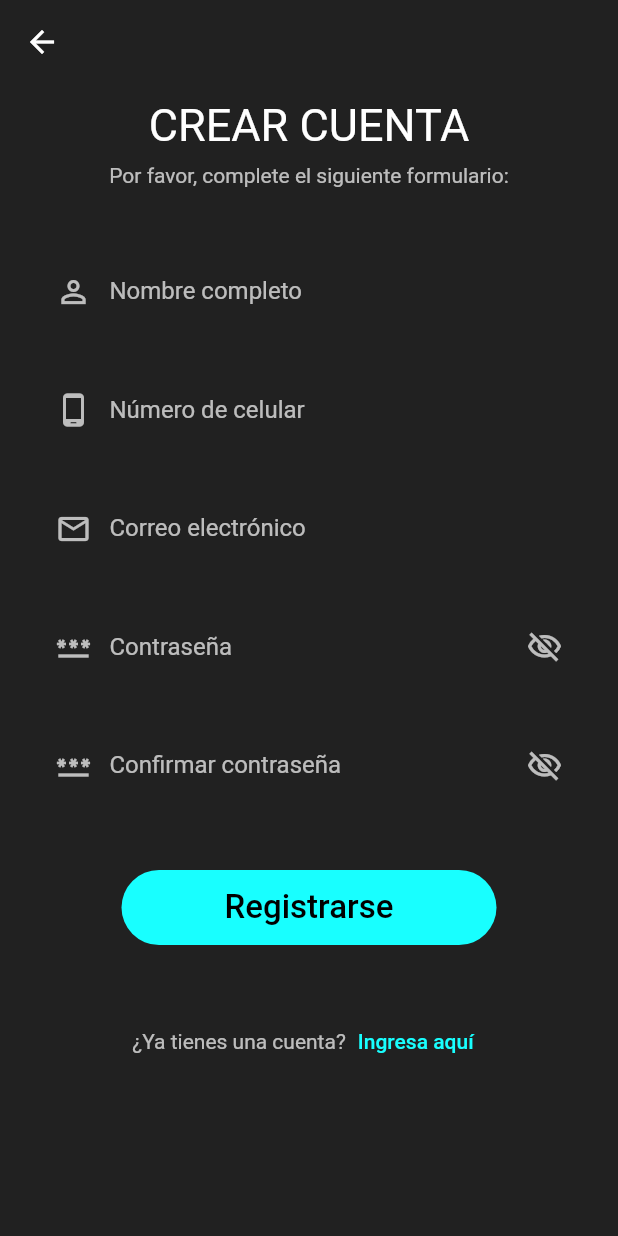
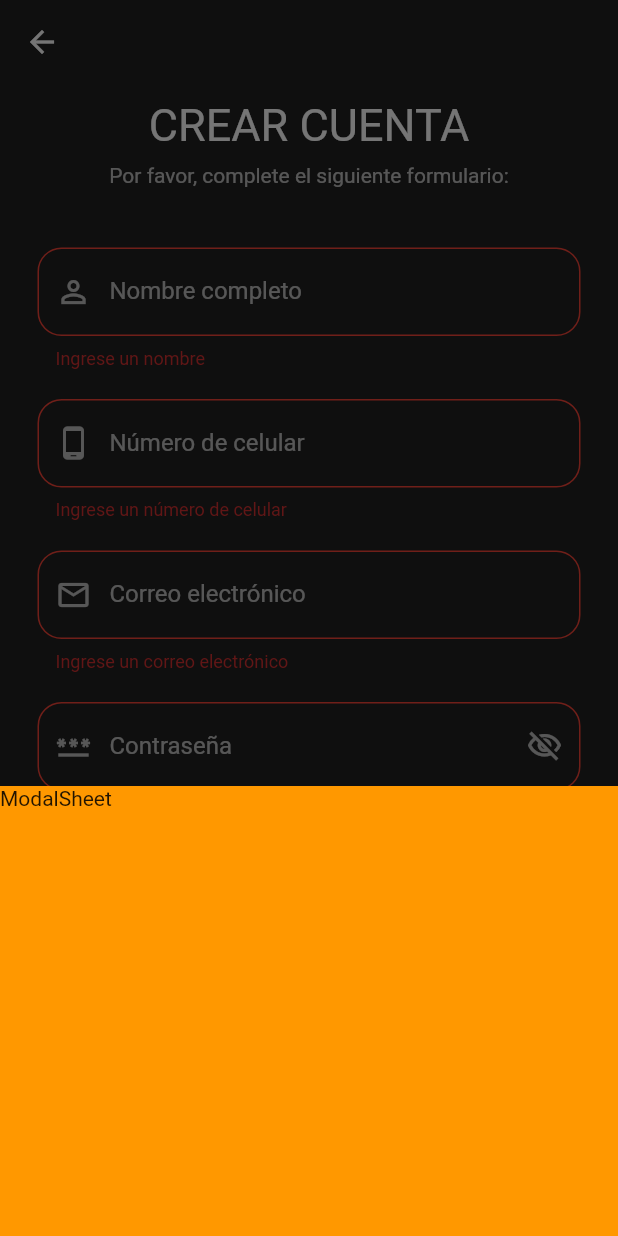
Before and after one commit to Bruno191927/owlGuardianApp, a Flutter app: the RegisterPage screen opened by its route, after a tap on "Registrarse", on a phone screen of 412 x 824 dp. Run offline on Flutter 3.47's test engine with Material 2 defaults, Android fonts, the phone set to English and light mode, and no system bars; our stand-ins replace flutter_cache_manager, geolocator, google_maps_flutter, permission_handler.

Commit message:
feat: :art: Modal Sheet Bottom
Agregando el model del panel inferior

```diff
--- a/lib/presentation/core/colors/app_colors.dart
+++ b/lib/presentation/core/colors/app_colors.dart
@@ -5,6 +5,7 @@ class AppColors {
   static _Text text = _Text();
   static Color red = Colors.red;
   static Color transparent = Colors.transparent;
+  static Color orange = Colors.orange;
 }
 
 class _Scaffold {
--- a/lib/presentation/core/globals/global_resources.dart
+++ /dev/null
@@ -1,5 +0,0 @@
-import 'package:flutter/cupertino.dart';
-
-class GlobalResources {
-  static final registerFormKey = GlobalKey<FormState>();
-}
--- a/lib/presentation/core/shared_widgets/custom_textfieldform_widget.dart
+++ b/lib/presentation/core/shared_widgets/custom_textfieldform_widget.dart
@@ -9,15 +9,17 @@ class CustomTextFieldForm extends StatefulWidget {
   final TextInputType inputType;
   final bool obscureText;
   final TextEditingController? controller;
-  const CustomTextFieldForm({
-    Key? key,
+  final TextEditingController? targetController;
+  const CustomTextFieldForm(
+      {Key? key,
       this.margin = 15.0,
       this.text = "",
       this.icon = Icons.crop_square,
       this.inputType = TextInputType.text,
       this.obscureText = false,
       this.controller,
-  }) : super(key: key);
+      this.targetController})
+      : super(key: key);
 
   @override
   State<CustomTextFieldForm> createState() => _CustomTextFieldFormState();
@@ -66,7 +68,10 @@ class _CustomTextFieldFormState extends State<CustomTextFieldForm> {
   String? _errorSelection(int input, String text) {
     if (input == 3) return MyValidators.validatePhoneNumber(text);
     if (input == 5) return MyValidators.validateEmail(text);
-    if (input == 7) return MyValidators.validatePassword(text);
+    if (input == 7) {
+      return MyValidators.validatePassword(
+          text, widget.targetController ?? widget.controller!);
+    }
     if (input == 8) return MyValidators.validateFullName(text);
   }
 }
--- a/lib/presentation/core/utils/my_validators.dart
+++ b/lib/presentation/core/utils/my_validators.dart
@@ -1,3 +1,5 @@
+import 'package:flutter/cupertino.dart';
+
 class MyValidators {
   static String? validateEmail(String text) {
     if (text.isEmpty) {
@@ -11,7 +13,7 @@ class MyValidators {
     return null;
   }
 
-  static String? validatePassword(String text) {
+  static String? validatePassword(String text, TextEditingController target) {
     if (text.isEmpty) {
       return 'Ingrese una contraseña';
     }
@@ -30,6 +32,9 @@ class MyValidators {
     // if (text.contains(RegExp(r'[#?!@/$%^&*-]'))) {
     //   return 'La contraseña debe tener algún caracter especial';
     // }
+    if (text != target.text) {
+      return 'Las contraseñas no coinciden';
+    }
     return null;
   }
 
--- a/lib/presentation/views/pages/home/home_controller.dart
+++ b/lib/presentation/views/pages/home/home_controller.dart
@@ -1,14 +1,17 @@
 import 'dart:async';
 
+import 'package:flutter/material.dart';
 import 'package:flutter/widgets.dart' show ChangeNotifier, Offset;
 import 'package:geolocator/geolocator.dart';
 import 'package:google_maps_flutter/google_maps_flutter.dart';
 import 'package:hackathon_app/presentation/core/routes/image_to_bytes.dart';
 import 'package:hackathon_app/presentation/core/styles/map/map_styles.dart';
-class HomeController with ChangeNotifier{
-  final Map<MarkerId,Marker> _markers = {};
 
-  final initialCameraPosition = const CameraPosition(target: LatLng(-11.925617, -76.674504),zoom: 15);
+class HomeController with ChangeNotifier {
+  final Map<MarkerId, Marker> _markers = {};
+
+  final initialCameraPosition =
+      const CameraPosition(target: LatLng(-11.925617, -76.674504), zoom: 15);
 
   final _iconMap = Completer<BitmapDescriptor>();
 
@@ -23,17 +26,16 @@ class HomeController with ChangeNotifier{
 
   StreamSubscription? _gpsSuscription;
 
-  HomeController(){
+  HomeController() {
     _init();
   }
 
-  void changeDialogEnabled(bool value){
+  void changeDialogEnabled(bool value) {
     _dialogEnabled = value;
     notifyListeners();
   }
 
-
-  Future<void> _init() async{
+  Future<void> _init() async {
     final value = await imageToBytes('assets/icon.png');
     final bitmap = BitmapDescriptor.fromBytes(value);
     _iconMap.complete(bitmap);
@@ -42,12 +44,10 @@ class HomeController with ChangeNotifier{
 
     _loading = false;
 
-    _gpsSuscription =  Geolocator.getServiceStatusStream().listen(
-      (status){
+    _gpsSuscription = Geolocator.getServiceStatusStream().listen((status) {
       _gpsEnabled = status == ServiceStatus.enabled;
       notifyListeners();
-      }
-    );
+    });
     notifyListeners();
   }
 
@@ -57,14 +57,13 @@ class HomeController with ChangeNotifier{
 
   Stream<String> get onMarkerTap => _markersController.stream;
 
-  void onMapCreated(GoogleMapController controller){
+  void onMapCreated(GoogleMapController controller) {
     controller.setMapStyle(mapStyle);
   }
 
   Future<void> turnOnGps() => Geolocator.openLocationSettings();
 
-  void onTap(LatLng position) async{
-
+  void onTap(LatLng position) async {
     changeDialogEnabled(false);
 
     final id = _markers.length.toString();
@@ -74,16 +73,23 @@ class HomeController with ChangeNotifier{
         markerId: markerId,
         position: position,
         draggable: true,
-      anchor: const Offset(0.5,1),
+        anchor: const Offset(0.5, 1),
         icon: icon,
-      onTap: (){
+        onTap: () {
           _markersController.sink.add(id);
           changeDialogEnabled(true);
+          // showModalBottomSheet(
+          //   context: context,
+          //   builder: (context) {
+          //     return Container(
+          //       child: Text('ModalSheet'),
+          //     );
+          //   },
+          // );
         },
-      onDragEnd: (newPosition){
+        onDragEnd: (newPosition) {
           //print(newPosition);
-      }
-    );
+        });
     _markers[markerId] = marker;
     notifyListeners();
   }
--- a/lib/presentation/views/pages/home/home_page.dart
+++ b/lib/presentation/views/pages/home/home_page.dart
@@ -1,5 +1,6 @@
 import 'package:flutter/material.dart';
 import 'package:google_maps_flutter/google_maps_flutter.dart';
+import 'package:hackathon_app/presentation/core/colors/app_colors.dart';
 import 'package:hackathon_app/presentation/views/pages/home/home_controller.dart';
 import 'package:provider/provider.dart';
 
@@ -36,7 +37,8 @@ class HomePage extends StatelessWidget {
                           myLocationButtonEnabled: false,
                           zoomControlsEnabled: false,
                           compassEnabled: false,
-                          initialCameraPosition:controller.initialCameraPosition,
+                          initialCameraPosition:
+                              controller.initialCameraPosition,
                           markers: controller.markers,
                           onTap: controller.onTap,
                         ),
@@ -52,20 +54,20 @@ class HomePage extends StatelessWidget {
                                   children: [
                                     Center(
                                       child: Container(
-                                        padding: const EdgeInsets.symmetric(horizontal: 10),
+                                        padding: const EdgeInsets.symmetric(
+                                            horizontal: 10),
                                         width: size.width * 0.85,
                                         height: 50,
                                         decoration: BoxDecoration(
                                             color: Colors.white,
-                                          borderRadius:BorderRadius.circular(40),
+                                            borderRadius:
+                                                BorderRadius.circular(40),
                                             boxShadow: const [
                                               BoxShadow(
                                                   color: Colors.black26,
                                                   offset: Offset(1, 1),
-                                              blurRadius: 6
-                                            )
-                                          ]
-                                        ),
+                                                  blurRadius: 6)
+                                            ]),
                                         child: Row(
                                           children: [
                                             SizedBox(
@@ -106,15 +108,17 @@ class HomePage extends StatelessWidget {
                                         height: 60,
                                         width: 60,
                                         decoration: BoxDecoration(
-                                          color: (controller.dialogEnabled)?Colors.white:Colors.red,
-                                          borderRadius: BorderRadius.circular(70),
+                                            color: (controller.dialogEnabled)
+                                                ? Colors.white
+                                                : Colors.red,
+                                            borderRadius:
+                                                BorderRadius.circular(70),
                                             boxShadow: const [
                                               BoxShadow(
                                                   color: Colors.black26,
                                                   offset: Offset(1, 1),
                                                   blurRadius: 6)
-                                          ]
-                                        ),
+                                            ]),
                                       ),
                                     )
                                   ],
@@ -152,4 +156,15 @@ class HomePage extends StatelessWidget {
       ),
     );
   }
+
+  buildBottomSheet(BuildContext context) {
+    showModalBottomSheet(
+      context: context,
+      builder: (context) {
+        return Container(height: 300.0);
+      },
+      backgroundColor: AppColors.orange,
+      barrierColor: AppColors.red,
+    );
   }
+}
--- a/lib/presentation/views/pages/register/register_controller.dart
+++ b/lib/presentation/views/pages/register/register_controller.dart
@@ -1,9 +1,8 @@
 import 'package:flutter/cupertino.dart';
-import 'package:hackathon_app/presentation/core/globals/global_resources.dart';
 
 class RegisterController {
   BuildContext? context;
-  final GlobalKey<FormState> _formKey = GlobalKey();
+  final GlobalKey<FormState> formKey = GlobalKey();
   final TextEditingController passwordController1 = TextEditingController();
   final TextEditingController passwordController2 = TextEditingController();
   RegisterController({this.context});
@@ -13,12 +12,10 @@ class RegisterController {
   }
 
   void submit() {
-    final _isValid = _formKey.currentState!.validate();
-    // final _sameText = passwordController1.text == passwordController2.text;
-    if (_isValid) {
-      print("El formulario es valido");
-    } else {
-      print("Formualrio inválido");
+    final _isValid = formKey.currentState?.validate() ?? false;
+    final _sameText = passwordController1.text == passwordController2.text;
+    if (_isValid && _sameText) {
+      print("Formulario válido");
     }
   }
 }
--- a/lib/presentation/views/pages/register/register_page.dart
+++ b/lib/presentation/views/pages/register/register_page.dart
@@ -1,6 +1,6 @@
+import 'package:flutter/cupertino.dart';
 import 'package:flutter/material.dart';
 import 'package:hackathon_app/presentation/core/colors/app_colors.dart';
-import 'package:hackathon_app/presentation/core/globals/global_resources.dart';
 import 'package:hackathon_app/presentation/core/shared_widgets/custom_elevatedbutton_widget.dart';
 import 'package:hackathon_app/presentation/core/shared_widgets/custom_textfieldform_widget.dart';
 import 'package:hackathon_app/presentation/views/pages/login/login_page.dart';
@@ -42,7 +42,7 @@ class _RegisterPageState extends State<RegisterPage> {
                     style: TextStyle(color: AppColors.text.fieldForm)),
                 const SizedBox(height: 40.0),
                 Form(
-                    key: GlobalResources.registerFormKey,
+                    key: _registerController.formKey,
                     child: Wrap(runSpacing: 20.0, children: [
                       const CustomTextFieldForm(
                           text: 'Nombre completo',
@@ -67,7 +67,9 @@ class _RegisterPageState extends State<RegisterPage> {
                           text: 'Confirmar contraseña',
                           icon: Icons.password_outlined,
                           inputType: TextInputType.visiblePassword,
-                          obscureText: true),
+                          obscureText: true,
+                          targetController:
+                              _registerController.passwordController1),
                     ]),
                     autovalidateMode: AutovalidateMode.onUserInteraction),
                 const SizedBox(height: 40.0),
@@ -75,6 +77,16 @@ class _RegisterPageState extends State<RegisterPage> {
                   text: 'Registrarse',
                   onPressed: () {
                     _registerController.submit();
+                    showModalBottomSheet(
+                      backgroundColor: AppColors.orange,
+                      context: context,
+                      builder: (context) {
+                        return Container(
+                          height: 300.0,
+                          child: Text('ModalSheet'),
+                        );
+                      },
+                    );
                   },
                 ),
                 const SizedBox(height: 40.0),
@@ -87,7 +99,7 @@ class _RegisterPageState extends State<RegisterPage> {
                               builder: (context) => const LoginPage()))),
                       child: Text('Ingresa aquí',
                           style: TextStyle(color: AppColors.text.cyan)))
-                ]),
+                ])
               ]))),
       backgroundColor: AppColors.scaffold.background);
 }
--- a/pubspec.yaml
+++ b/pubspec.yaml
@@ -39,6 +39,7 @@ dependencies:
   permission_handler: ^8.3.0
   google_maps_flutter: ^2.1.12
   flutter_cache_manager: ^3.1.2
+  modal_bottom_sheet: ^2.0.1
 
 dev_dependencies:
   flutter_test:
```
Also changed, not shown: pubspec.lock. Lines whose indentation alone changed are shown as unchanged.
